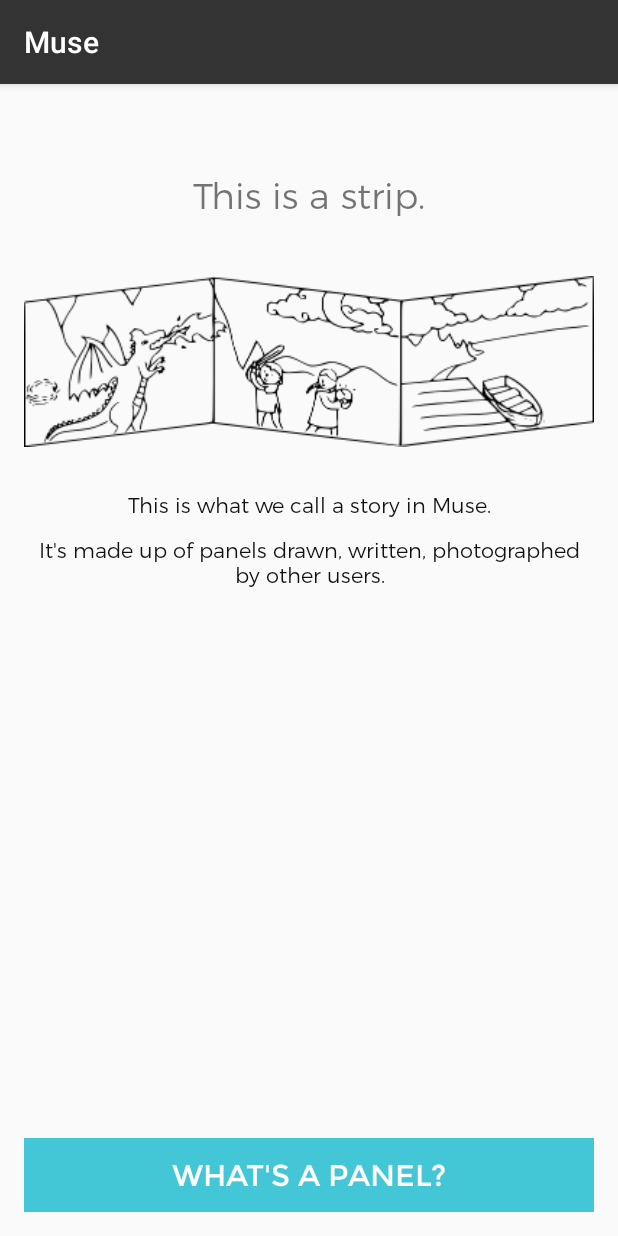
After one commit to grace-young/muse-cs147, an Android app: the OnboardingStripIntro screen opened directly, with no data from a screen before it, on a phone screen of 412 x 824 dp. The commit adds this screen. Run offline under Robolectric (Android 15) with nearby library versions, the phone set to English and light mode, and no system bars.

Commit message:
made moar onboarding

```diff
--- a/app/src/main/java/example/com/gracie/muse/MainActivity.java
+++ b/app/src/main/java/example/com/gracie/muse/MainActivity.java
@@ -53,6 +53,7 @@ public class MainActivity extends AppCompatActivity {
 
         Log.d("datas", "IN ON CREATE");
     }
+
 
     public void createNewStrip(View view) {
         Intent intent = new Intent(this, PanelViewSlide.class);
--- /dev/null
+++ b/app/src/main/java/example/com/gracie/muse/OnboardingStripIntro.java
@@ -0,0 +1,20 @@
+package example.com.gracie.muse;
+
+import android.content.Intent;
+import android.support.v7.app.AppCompatActivity;
+import android.os.Bundle;
+import android.view.View;
+
+public class OnboardingStripIntro extends AppCompatActivity {
+
+    @Override
+    protected void onCreate(Bundle savedInstanceState) {
+        super.onCreate(savedInstanceState);
+        setContentView(R.layout.activity_onboarding_strip_intro);
+    }
+
+    public void toPanel(View view) {
+        Intent intent = new Intent(this, OnboardingPanelIntro.class);
+        startActivity(intent);
+    }
+}
--- a/app/src/main/res/layout/activity_main.xml
+++ b/app/src/main/res/layout/activity_main.xml
@@ -27,6 +27,7 @@
         android:layout_height="0dip"
         android:layout_weight="1"/>
 
+
     <example.com.gracie.muse.CButton
         android:layout_width="match_parent"
         android:layout_height="wrap_content"
--- a/app/src/main/res/layout/activity_onboarding1_explore.xml
+++ b/app/src/main/res/layout/activity_onboarding1_explore.xml
@@ -19,19 +19,23 @@
         <example.com.gracie.muse.CustomTextView
             android:layout_width="wrap_content"
             android:layout_height="wrap_content"
+            android:layout_marginTop="40dp"
             android:layout_gravity="center"
             android:text="@string/explore"
+            android:layout_marginBottom="10dp"
             android:textSize="24dp"
             android:color="@color/colorPrimaryDark"/>
         <ImageView
             android:layout_width="match_parent"
             android:layout_marginTop="10dp"
             android:layout_height="300dp"
-            android:layout_gravity="center_vertical"/>
+            android:layout_gravity="center_vertical"
+            android:src="@drawable/explore_scn"/>
 
         <example.com.gracie.muse.CustomTextView
             android:layout_width="match_parent"
             android:layout_height="wrap_content"
+            android:layout_marginTop="10dp"
             android:gravity="center_horizontal"
             android:textColor="@color/colorPrimaryDark"
             android:text="@string/onboard_explore"></example.com.gracie.muse.CustomTextView>
--- /dev/null
+++ b/app/src/main/res/layout/activity_onboarding_strip_intro.xml
@@ -0,0 +1,76 @@
+<?xml version="1.0" encoding="utf-8"?>
+<RelativeLayout xmlns:android="http://schemas.android.com/apk/res/android"
+    xmlns:tools="http://schemas.android.com/tools"
+    android:id="@+id/activity_onboarding_strip_intro"
+    android:layout_width="match_parent"
+    android:layout_height="match_parent"
+    android:paddingBottom="@dimen/activity_vertical_margin"
+    android:paddingLeft="@dimen/activity_horizontal_margin"
+    android:paddingRight="@dimen/activity_horizontal_margin"
+    android:paddingTop="@dimen/activity_vertical_margin"
+    tools:context="example.com.gracie.muse.OnboardingStripIntro">
+
+    <LinearLayout
+        android:layout_width="match_parent"
+        android:layout_height="match_parent"
+        android:layout_gravity="center_vertical"
+        android:orientation="vertical">
+
+        <example.com.gracie.muse.CustomTextView
+            android:layout_width="wrap_content"
+            android:layout_height="wrap_content"
+            android:layout_gravity="center"
+            android:layout_marginBottom="10dp"
+            android:layout_marginTop="40dp"
+            android:color="@color/colorPrimaryDark"
+            android:text="@string/strip"
+            android:textSize="24dp" />
+
+        <ImageView
+            android:layout_width="match_parent"
+            android:layout_height="150dp"
+            android:layout_gravity="center_horizontal"
+            android:layout_marginTop="10dp"
+            android:background="@android:color/transparent"
+            android:src="@drawable/demo_strip" />
+
+        <example.com.gracie.muse.CustomTextView
+            android:layout_width="match_parent"
+            android:layout_height="wrap_content"
+            android:gravity="center_horizontal"
+            android:marginTop="20dp"
+            android:padding="10dp"
+            android:text="@string/onboard_strip1"
+            android:textColor="@color/colorPrimaryDark"></example.com.gracie.muse.CustomTextView>
+
+        <example.com.gracie.muse.CustomTextView
+            android:layout_width="match_parent"
+            android:layout_height="wrap_content"
+            android:layout_marginBottom="10dp"
+            android:gravity="center_horizontal"
+            android:text="@string/onboard_strip3"
+            android:textColor="@color/colorPrimaryDark" />
+
+        <LinearLayout
+            android:layout_width="match_parent"
+            android:layout_height="match_parent"
+            android:layout_gravity="center|bottom"
+            android:gravity="center|bottom"
+            android:orientation="vertical">
+
+
+            <example.com.gracie.muse.CButton
+                android:layout_width="match_parent"
+                android:layout_height="wrap_content"
+                android:layout_gravity="center|bottom"
+                android:background="@color/colorAccent"
+                android:padding="12dp"
+                android:onClick="toPanel"
+                android:text="@string/button_strip_to_panel"
+                android:textColor="@android:color/white"
+                android:textSize="20dp"></example.com.gracie.muse.CButton>
+
+        </LinearLayout>
+    </LinearLayout>
+
+</RelativeLayout>
--- a/app/src/main/res/layout/activity_register.xml
+++ b/app/src/main/res/layout/activity_register.xml
@@ -106,7 +106,7 @@
                 android:layout_gravity="end|bottom"
                 android:background="@android:color/transparent"
                 android:text="@string/button_create_account"
-                android:textSize="18dp"
+                android:textSize="20dp"
                 android:textColor="@color/colorAccent"></example.com.gracie.muse.CButton>
         </LinearLayout>
     </LinearLayout>
```
Also changed, not shown: app/src/main/AndroidManifest.xml (+7 -5 lines), app/src/main/java/example/com/gracie/muse/OnboardingPanelIntro.java (added, +20 -0 lines), app/src/main/java/example/com/gracie/muse/OnboardingWelcome.java (added, +20 -0 lines), app/src/main/java/example/com/gracie/muse/PanelView.java (deleted, +0 -112 lines), app/src/main/java/example/com/gracie/muse/PanelViewSlide.java (deleted, +0 -68 lines), app/src/main/res/layout/activity_onboarding_panel_intro.xml (added, +75 -0 lines), app/src/main/res/layout/activity_onboarding_welcome.xml (added, +76 -0 lines), app/src/main/res/layout/activity_panel_view_slide.xml (deleted, +0 -19 lines), app/src/main/res/layout/fragment_panel_view.xml (deleted, +0 -39 lines), app/src/main/res/values/strings.xml (+20 -2 lines), app/src/main/res/drawable-xxhdpi/demo_strip.png (added), app/src/main/res/drawable-xxhdpi/explore_scn.png (added), app/src/main/res/drawable-xxhdpi/panel1v2.png (added), app/src/main/res/drawable-xxhdpi/viewstrip.png (added).
